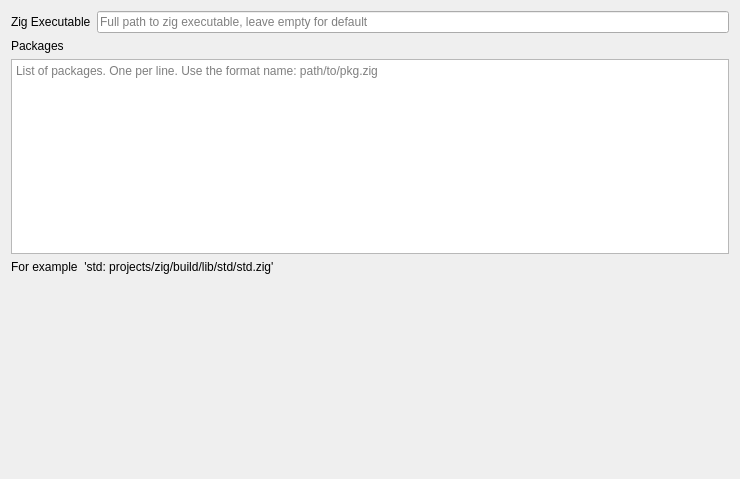
Old version of the form projectconfig/projectconfig.ui in the repository frmdstryr/kdev-zig.
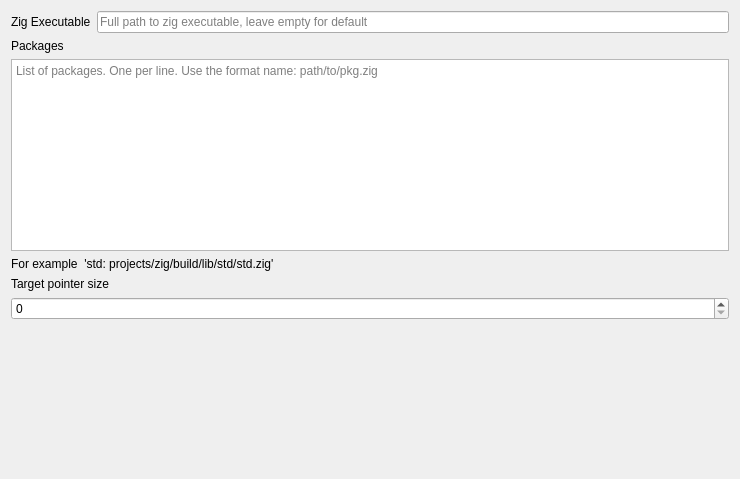
New version of the form.

Commit message: Add target ptr size to config and add partial support for checking usize / isize types

Patch:
```diff
--- a/projectconfig/projectconfig.ui
+++ b/projectconfig/projectconfig.ui
@@ -50,6 +50,26 @@
      </property>
     </widget>
    </item>
+   <item>
+    <widget class="QLabel" name="label_4">
+     <property name="text">
+      <string>Target pointer size</string>
+     </property>
+    </widget>
+   </item>
+   <item>
+    <widget class="QSpinBox" name="zigTargetPtrSize">
+     <property name="toolTip">
+      <string extracomment="Size in bytes to use for usize, isize, etc.. Use 0 to disable."/>
+     </property>
+     <property name="minimum">
+      <number>0</number>
+     </property>
+     <property name="value">
+      <number>0</number>
+     </property>
+    </widget>
+   </item>
    <item>
     <spacer name="verticalSpacer">
      <property name="orientation">
```
The commit also changes 24 other files.
